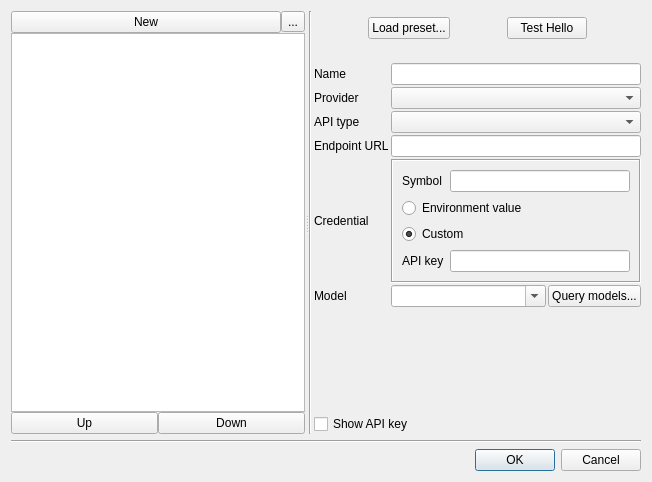
This is src/SelectAiModelDialog.ui in soramimi/Guitar as Qt 5 draws it before an edit. The edited form follows.
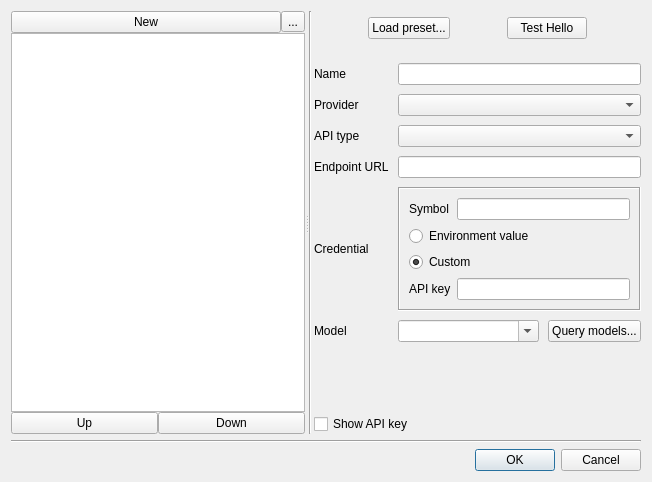
This is the edited form.

```diff
--- a/src/SelectAiModelDialog.ui
+++ b/src/SelectAiModelDialog.ui
@@ -197,6 +197,9 @@
          </item>
          <item>
           <layout class="QGridLayout" name="gridLayout">
+           <property name="spacing">
+            <number>9</number>
+           </property>
            <item row="0" column="0">
             <widget class="QLabel" name="label_2">
              <property name="text">
```
